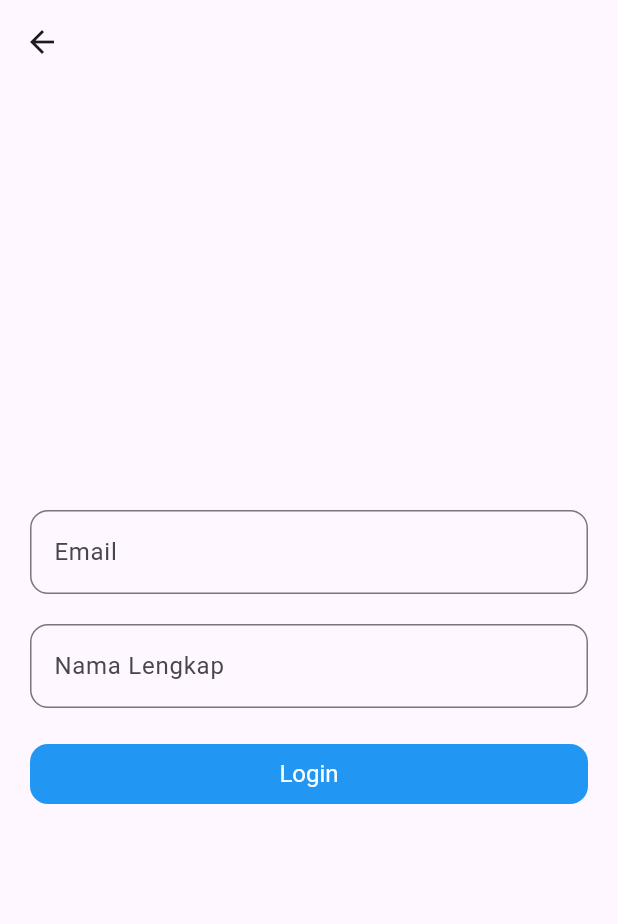
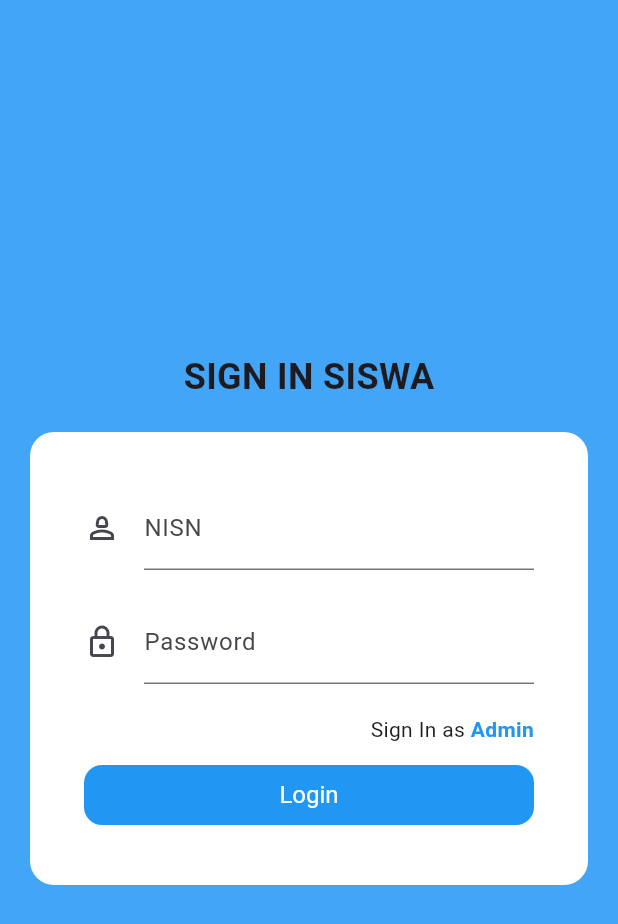
Before and after one commit to Hikmalniuwbi/ui_admin, a Flutter app: the ProfileAdminPage screen opened by its route, after a tap on "Sign out", on a phone screen of 412 x 824 dp. Shown: the top 924 px of the screen. Run offline on Flutter 3.47's test engine with Material 3 defaults, Android fonts, the phone set to English and light mode, and no system bars.

```diff
--- a/lib/admin/form_login.dart
+++ /dev/null
@@ -1,42 +0,0 @@
-import 'package:admin_ui/admin/widgets/costum_btn.dart';
-import 'package:flutter/material.dart';
-
-class FormLoginAdmin extends StatelessWidget {
-  const FormLoginAdmin({super.key});
-
-  @override
-  Widget build(BuildContext context) {
-    return Scaffold(
-      appBar: AppBar(),
-      body: Padding(
-        padding: EdgeInsets.all(20),
-        child: Column(
-          mainAxisAlignment: MainAxisAlignment.center,
-          crossAxisAlignment: CrossAxisAlignment.stretch,
-          children: [
-            TextFormField(
-              decoration: InputDecoration(
-                labelText: 'Email',
-                border:
-                    OutlineInputBorder(borderRadius: BorderRadius.circular(12)),
-              ),
-            ),
-            SizedBox(height: 20),
-            TextFormField(
-              decoration: InputDecoration(
-                labelText: 'Nama Lengkap',
-                border:
-                    OutlineInputBorder(borderRadius: BorderRadius.circular(12)),
-              ),
-            ),
-            SizedBox(height: 20),
-            CostumBtn(
-              text: ('Login'),
-              onPressed: () {},
-            )
-          ],
-        ),
-      ),
-    );
-  }
-}
--- a/lib/admin/kelas/list_kelas.dart
+++ b/lib/admin/kelas/list_kelas.dart
@@ -9,7 +9,7 @@ class ListKelasPage extends StatelessWidget {
       appBar: AppBar(
         backgroundColor: Colors.blue,
         centerTitle: true,
-        title: Text(
+        title: const Text(
           'Daftar Kelas',
           style: TextStyle(fontWeight: FontWeight.bold),
         ),
--- a/lib/admin/profile_admin.dart
+++ b/lib/admin/profile_admin.dart
@@ -62,7 +62,7 @@ class ProfileAdminPage extends StatelessWidget {
                       title: Text('Sign out'),
                       trailing: Icon(Icons.chevron_right),
                       onTap: () {
-                        Navigator.pushNamed(context, '/login_admin');
+                        Navigator.pushNamed(context, '/login_siswa');
                       },
                     ),
                   ],
--- /dev/null
+++ b/lib/form_login_siswa.dart
@@ -0,0 +1,121 @@
+import 'dart:ui';
+
+import 'package:admin_ui/admin/widgets/costum_btn.dart';
+import 'package:flutter/cupertino.dart';
+import 'package:flutter/material.dart';
+import 'package:flutter/widgets.dart';
+
+class FormLoginSiswa extends StatefulWidget {
+  const FormLoginSiswa({super.key});
+
+  @override
+  _FormLoginSiswaState createState() => _FormLoginSiswaState();
+}
+
+class _FormLoginSiswaState extends State<FormLoginSiswa> {
+  final _nisnController = TextEditingController();
+  final _passwordController = TextEditingController();
+  bool _passwordError = false;
+  bool _nisnError = false;
+
+  void _validateInputs() {
+    setState(() {
+      _passwordError = _passwordController.text.length <
+          6; // Misalnya, panjang minimal password adalah 6 karakter
+      _nisnError = _nisnController.text.length !=
+          16; // NISN harus memiliki panjang 16 karakter
+    });
+  }
+
+  @override
+  Widget build(BuildContext context) {
+    return Scaffold(
+      backgroundColor: Colors.blue.shade400,
+      body: Center(
+        child: SingleChildScrollView(
+          child: Padding(
+            padding: const EdgeInsets.all(20),
+            child: Column(
+              mainAxisAlignment: MainAxisAlignment.center,
+              crossAxisAlignment: CrossAxisAlignment.stretch,
+              children: [
+                Center(
+                  child: Text(
+                    'SIGN IN SISWA',
+                    style: TextStyle(fontSize: 24, fontWeight: FontWeight.bold),
+                  ),
+                ),
+                SizedBox(height: 20),
+                Container(
+                  decoration: BoxDecoration(
+                      color: Colors.white,
+                      borderRadius: BorderRadius.circular(16)),
+                  padding: EdgeInsets.all(36),
+                  child: Column(
+                    children: [
+                      TextFormField(
+                        controller: _nisnController,
+                        decoration: InputDecoration(
+                          icon: Icon(Icons.person_2_outlined),
+                          labelText: 'NISN',
+                          errorText: _nisnError
+                              ? 'NISN harus memiliki 16 angka'
+                              : null,
+                        ),
+                      ),
+                      const SizedBox(height: 20),
+                      TextFormField(
+                        controller: _passwordController,
+                        obscureText: true,
+                        decoration: InputDecoration(
+                          icon: Icon(Icons.lock_outlined),
+                          labelText: 'Password',
+                          errorText: _passwordError
+                              ? 'Password harus memiliki minimal 6 karakter'
+                              : null,
+                        ),
+                      ),
+                      const SizedBox(height: 20),
+                      Row(
+                        mainAxisAlignment: MainAxisAlignment.end,
+                        children: [
+                          Text('Sign In as '),
+                          GestureDetector(
+                            child: Text(
+                              'Admin',
+                              style: TextStyle(
+                                color: Colors.blue,
+                                fontWeight: FontWeight.bold,
+                              ),
+                            ),
+                            onTap: () {
+                              Navigator.pushNamed(context, '/login_admin');
+                            },
+                          ),
+                        ],
+                      ),
+                      const SizedBox(height: 10),
+                      SizedBox(
+                        width: double.infinity,
+                        child: CostumBtn(
+                          text: ('Login'),
+                          onPressed: () {
+                            _validateInputs();
+                            // Check apakah NISN dan password sudah valid
+                            if (!_nisnError && !_passwordError) {
+                              // Lakukan autentikasi di sini
+                            }
+                          },
+                        ),
+                      )
+                    ],
+                  ),
+                ),
+              ],
+            ),
+          ),
+        ),
+      ),
+    );
+  }
+}
--- a/lib/main.dart
+++ b/lib/main.dart
@@ -1,4 +1,4 @@
-import 'package:admin_ui/admin/form_login.dart';
+import 'package:admin_ui/admin/form_login_admin.dart';
 import 'package:admin_ui/admin/home_admin.dart';
 import 'package:admin_ui/admin/kelas/list_kelas.dart';
 import 'package:admin_ui/admin/kelas/list_siswa_perkelas.dart';
@@ -10,6 +10,7 @@ import 'package:admin_ui/admin/profile_admin.dart';
 import 'package:admin_ui/admin/siswa/detail_siswa.dart';
 import 'package:admin_ui/admin/kelas/tambah_kelas.dart';
 import 'package:admin_ui/admin/siswa/tambah_siswa.dart';
+import 'package:admin_ui/form_login_siswa.dart';
 import 'package:flutter/material.dart';
 
 void main() {
@@ -41,6 +42,7 @@ class MyApp extends StatelessWidget {
         '/tambah_petugas': (context) => TambahPetugas(),
         '/tentukan_lokasi': (context) => TentukanLokasi(),
         '/login_admin': (context) => FormLoginAdmin(),
+        '/login_siswa': (context) => FormLoginSiswa(),
         '/profile_admin': (context) => ProfileAdminPage(),
       },
     );
```
Also changed, not shown: lib/admin/form_login_admin.dart (added, +114 -0 lines), lib/admin/home_admin.dart (+9 -9 lines).
